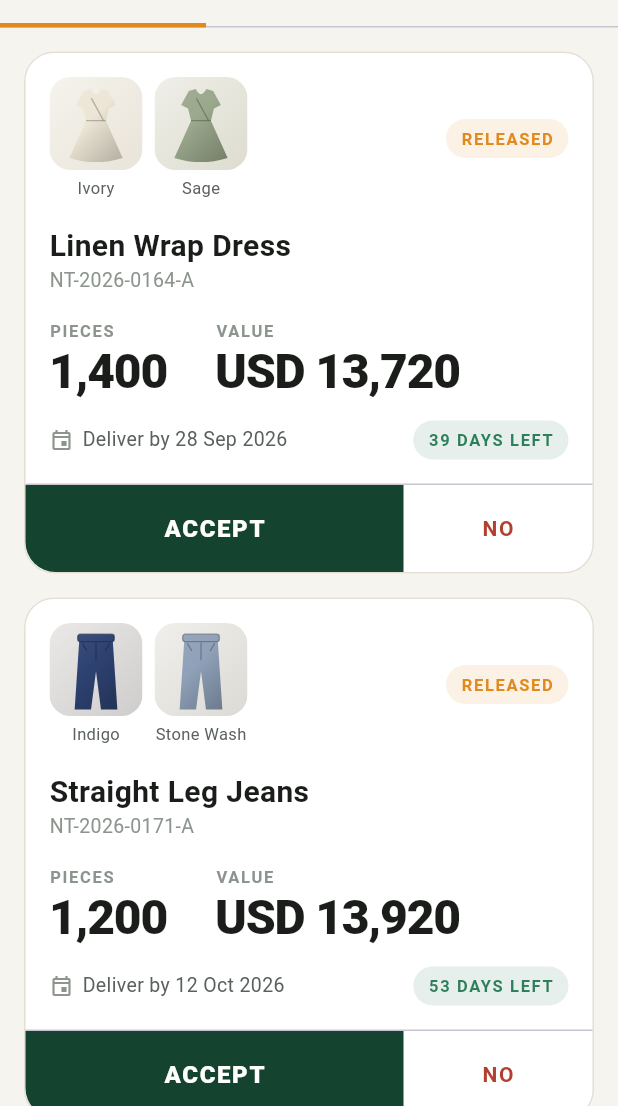
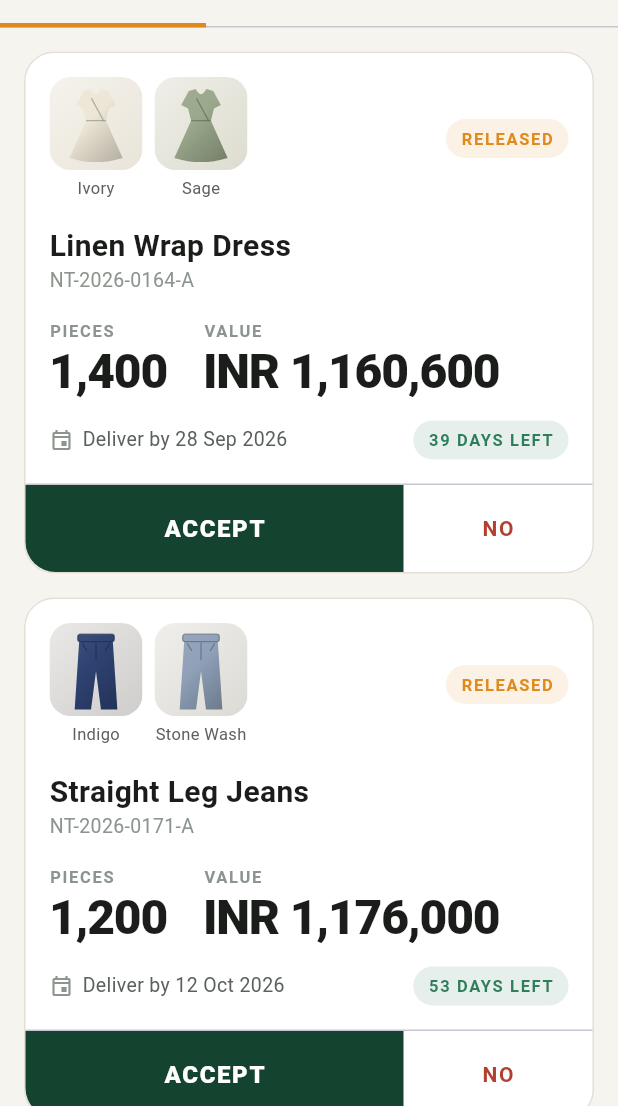
Before and after one commit to YashToOp/noor-sharik, a Flutter app: the OrdersInboxScreen screen opened directly, on a phone screen of 412 x 824 dp, the part 130-1236 px from its top. Run offline on Flutter 3.47's test engine with Material 3 defaults, Android fonts, the phone set to English and light mode, and no system bars; our stand-ins replace supabase_flutter; accounts and stored records are empty.

Commit message:
Seed a jeans style, and repair the half-applied INR conversion
Adds J-2204 Straight Leg Jeans to noor-demo for Zubair Garments: a trousers
category (none existed, and a null category hides a style in the client's
catalogue browse), the style, three colourways, a ratio pack, a price list and
assortment row, and a released order NT-2026-0171-A so it reaches the seller.

While doing that: the project had been converted USD -> INR by another surface,
and the conversion was only half applied. unit_price was converted on most
order lines while line_total was left in USD, so unit_price x pcs disagreed
with line_total by a factor of about 85. Sharik reads the rate from one and the
order value from the other, so an affected order showed two numbers that could
not both be true.

Repaired the five orders this app seeded. NT-2026-0184-A/B/C/D come from the
client flow and are left alone — they carry the same fault and -D has null
totals; documented in the README for whoever owns them.

Card figures now shrink to fit instead of overflowing: rupee order values run to
seven digits, where dollars ran to five.

Preview fixtures updated to the INR figures now in the database.

Co-Authored-By: Claude Opus 5 <noreply@anthropic.com>
Claude-Session: https://claude.ai/code/session_01S54wTFYuMevErbEkyyuH8M

```diff
--- a/lib/preview_main.dart
+++ b/lib/preview_main.dart
@@ -60,8 +60,8 @@ final _released = SellerOrder(
   id: '7c000000-0000-4000-a000-000000000002',
   number: 'NT-2026-0164-A',
   status: 'released',
-  total: 14320,
-  currency: 'USD',
+  total: 1211090,
+  currency: 'INR',
   promisedShipDate: DateTime(2026, 9, 28),
   expectedArrivalDate: DateTime(2026, 10, 14),
   leadTimeDays: 40,
@@ -75,7 +75,7 @@ final _released = SellerOrder(
       hex: '#EDE6D6',
       pcs: 800,
       packs: 80,
-      unitPrice: 9.80,
+      unitPrice: 829,
     ),
     _line(
       id: 'l2',
@@ -85,7 +85,7 @@ final _released = SellerOrder(
       hex: '#9AA88C',
       pcs: 600,
       packs: 60,
-      unitPrice: 9.80,
+      unitPrice: 829,
     ),
   ],
 );
@@ -94,8 +94,8 @@ final _running = SellerOrder(
   id: '7c000000-0000-4000-a000-000000000001',
   number: 'NT-2026-0163-A',
   status: 'in_production',
-  total: 15100,
-  currency: 'USD',
+  total: 1277000,
+  currency: 'INR',
   promisedShipDate: DateTime(2026, 9, 2),
   expectedArrivalDate: DateTime(2026, 9, 18),
   leadTimeDays: 45,
@@ -109,7 +109,7 @@ final _running = SellerOrder(
       hex: '#1F3A5F',
       pcs: 1200,
       packs: 120,
-      unitPrice: 8.40,
+      unitPrice: 710,
     ),
     _line(
       id: 'l4',
@@ -119,19 +119,18 @@ final _running = SellerOrder(
       hex: '#67714E',
       pcs: 600,
       packs: 60,
-      unitPrice: 7.20,
+      unitPrice: 610,
     ),
   ],
 );
 
-/// Not in noor-demo — the seeded catalogue is skirts, dresses and abayas.
-/// Here so the garment drawing can be reviewed on trousers too.
+/// Mirrors the real J-2204 rows now seeded in noor-demo.
 final _denim = SellerOrder(
-  id: 'preview-denim',
+  id: '7c000000-0000-4000-a000-000000000005',
   number: 'NT-2026-0171-A',
   status: 'released',
-  total: 9400,
-  currency: 'USD',
+  total: 1221630,
+  currency: 'INR',
   promisedShipDate: DateTime(2026, 10, 12),
   expectedArrivalDate: DateTime(2026, 10, 28),
   leadTimeDays: 42,
@@ -145,7 +144,7 @@ final _denim = SellerOrder(
       hex: '#2E4272',
       pcs: 700,
       packs: 70,
-      unitPrice: 11.60,
+      unitPrice: 980,
       fabric: 'Rigid denim',
       composition: '100% cotton',
       gsm: 340,
@@ -158,7 +157,7 @@ final _denim = SellerOrder(
       hex: '#8FA0B8',
       pcs: 500,
       packs: 50,
-      unitPrice: 11.60,
+      unitPrice: 980,
       fabric: 'Rigid denim',
       composition: '100% cotton',
       gsm: 340,
--- a/lib/screens/orders_inbox_screen.dart
+++ b/lib/screens/orders_inbox_screen.dart
@@ -467,14 +467,19 @@ class OrderCard extends StatelessWidget {
                 Row(
                   crossAxisAlignment: CrossAxisAlignment.end,
                   children: [
-                    _Figure(
-                      label: 'PIECES',
-                      value: formatCount(order.totalPieces),
+                    Flexible(
+                      child: _Figure(
+                        label: 'PIECES',
+                        value: formatCount(order.totalPieces),
+                      ),
                     ),
-                    const SizedBox(width: NoorSpacing.xl),
-                    _Figure(
-                      label: 'VALUE',
-                      value: formatMoney(order.goodsValue, order.currency),
+                    const SizedBox(width: NoorSpacing.lg),
+                    Flexible(
+                      flex: 2,
+                      child: _Figure(
+                        label: 'VALUE',
+                        value: formatMoney(order.goodsValue, order.currency),
+                      ),
                     ),
                   ],
                 ),
@@ -582,7 +587,12 @@ class _Figure extends StatelessWidget {
       children: [
         Text(label, style: NoorText.label.copyWith(color: NoorColors.inkFaint)),
         const SizedBox(height: 2),
-        Text(value, style: NoorText.figure),
+        // Rupee order values run to seven digits; shrink rather than overflow.
+        FittedBox(
+          fit: BoxFit.scaleDown,
+          alignment: Alignment.centerLeft,
+          child: Text(value, style: NoorText.figure, maxLines: 1),
+        ),
       ],
     );
   }
```
Also changed, not shown: 1 other file.
